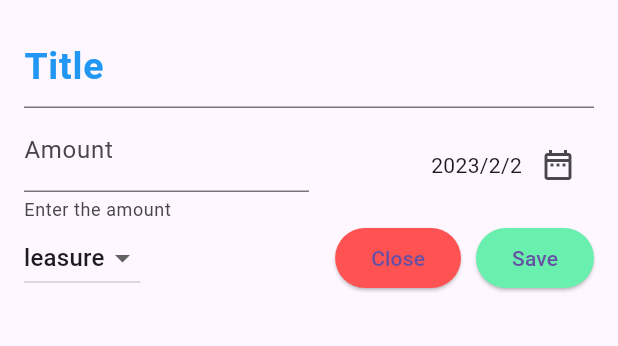
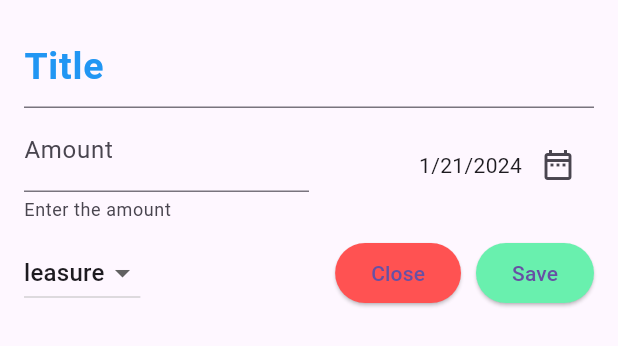
Before and after one commit to dilshan-mp/expence_master, a Flutter app: the AddNewExpences widget shown alone on an empty page, opened directly, on a phone screen of 412 x 824 dp. Shown: the top 346 px of the screen. Run offline on Flutter 3.47's test engine with Material 3 defaults, Android fonts, the phone set to English and light mode, and no system bars.

Commit message:
create showDatePicker

```diff
--- a/lib/widgets/add_new_expences.dart
+++ b/lib/widgets/add_new_expences.dart
@@ -17,6 +17,30 @@ class _AddNewExpencesState extends State<AddNewExpences> {
   final _titleController = TextEditingController();
   final _amountController = TextEditingController();
   Category _selectedCategory = Category.leasure;
+  //date variable
+  final DateTime initialDate = DateTime.now();
+  final DateTime firstDate = DateTime(DateTime.now().year-1,DateTime.now().month,DateTime.now().day);
+  final DateTime lastDate = DateTime(DateTime.now().year+1,DateTime.now().month,DateTime.now().day);
+
+  DateTime _selectedDate = DateTime.now();
+//date picker
+Future <void> _openDateModal()async{
+  try{
+    //show the date model then store the user selected date
+   final pickDate = await showDatePicker(
+      context: context,
+       firstDate: firstDate,
+        lastDate: lastDate
+      );
+      setState(() {
+        _selectedDate = pickDate!;
+      });
+
+  }catch(err){
+    print(err.toString());
+  }
+}
+
   @override
 
   /*title walata wen wela thiynawa space eka in krnawa stete ek ain wenakota*/
@@ -56,16 +80,19 @@ class _AddNewExpencesState extends State<AddNewExpences> {
                 child:Row(
                   mainAxisAlignment: MainAxisAlignment.end,
                   children: [
-                    Text("2023/2/2"),
+                    Text(fomattedData.format(_selectedDate)),
                     IconButton(
-                      onPressed: (){},
-                      icon: Icon(Icons.date_range_outlined),
+                      onPressed: (){
+                        _openDateModal();
+                      },
+                      icon: const Icon(Icons.date_range_outlined),
                     )
                   ],
                 ) ,
               ),
             ],
           ),
+          const SizedBox(height: 10,),
           Row(
             children: [
               DropdownButton(
```
